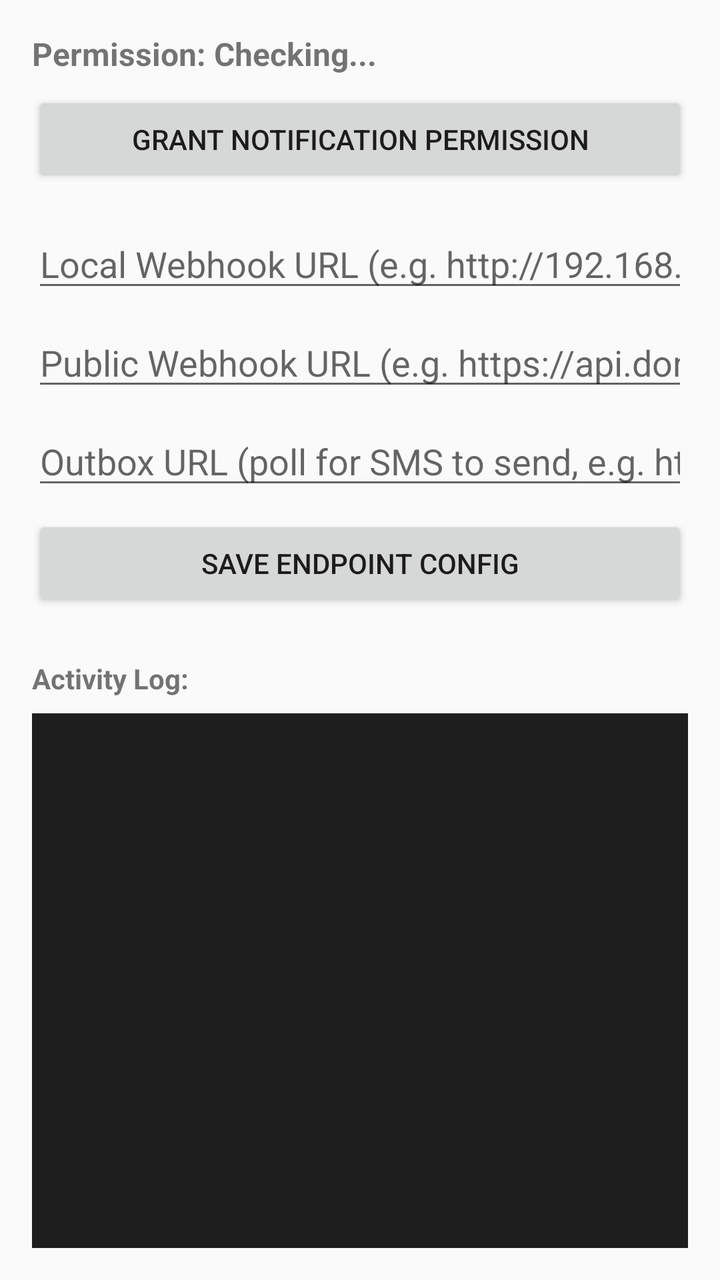
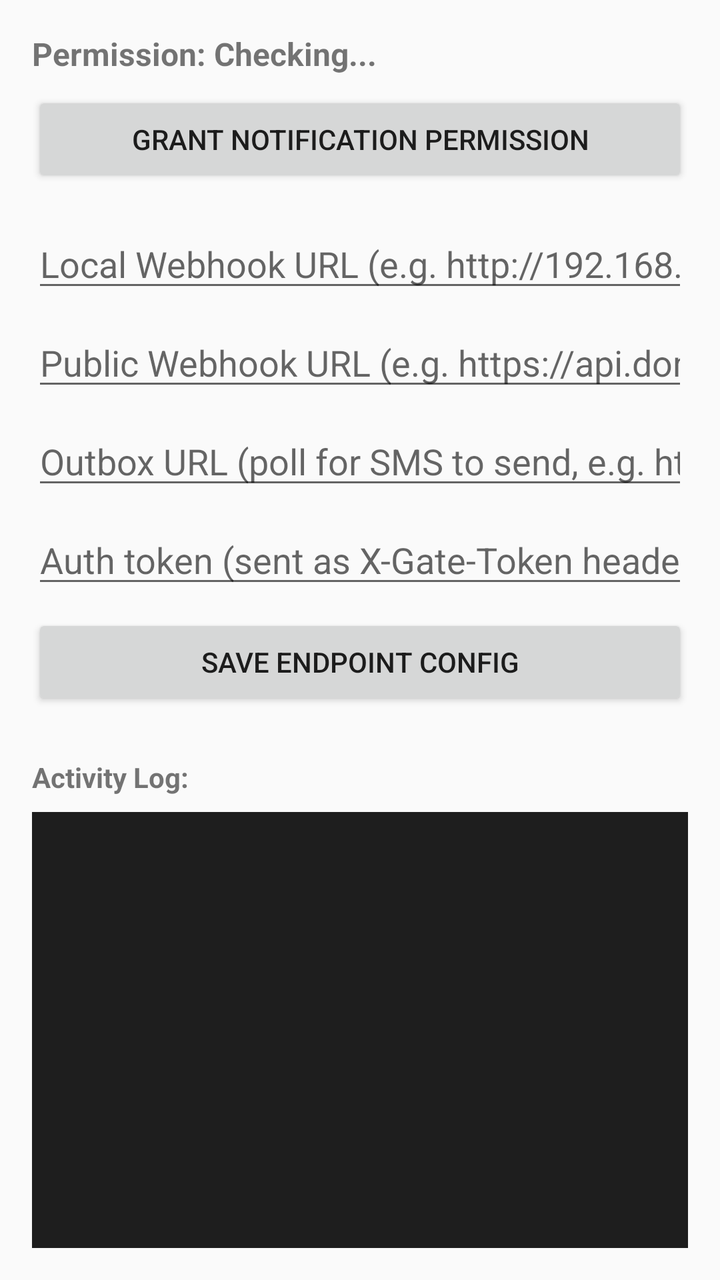

Compare the two renders of this Android layout. The source of the first and the diff that turns it into the second are given below.
<!-- AndroidManifest.xml: application theme AppTheme -->
<!-- res/layout/activity_main.xml -->
<?xml version="1.0" encoding="utf-8"?>
<LinearLayout xmlns:android="http://schemas.android.com/apk/res/android"
    android:layout_width="match_parent"
    android:layout_height="match_parent"
    android:orientation="vertical"
    android:padding="16dp">

    <TextView
        android:id="@+id/tv_permission_status"
        android:layout_width="match_parent"
        android:layout_height="wrap_content"
        android:text="Permission: Checking..."
        android:textSize="16sp"
        android:textStyle="bold" />

    <Button
        android:id="@+id/btn_grant_permission"
        android:layout_width="match_parent"
        android:layout_height="wrap_content"
        android:layout_marginTop="8dp"
        android:text="Grant Notification Permission" />

    <EditText
        android:id="@+id/et_local_url"
        android:layout_width="match_parent"
        android:layout_height="wrap_content"
        android:layout_marginTop="16dp"
        android:hint="Local Webhook URL (e.g. http://192.168.1.50:5000/rcs)"
        android:inputType="textUri" />

    <EditText
        android:id="@+id/et_public_url"
        android:layout_width="match_parent"
        android:layout_height="wrap_content"
        android:layout_marginTop="8dp"
        android:hint="Public Webhook URL (e.g. https://api.domain.com/rcs)"
        android:inputType="textUri" />

    <EditText
        android:id="@+id/et_outbox_url"
        android:layout_width="match_parent"
        android:layout_height="wrap_content"
        android:layout_marginTop="8dp"
        android:hint="Outbox URL (poll for SMS to send, e.g. http://192.168.1.50:5000/outbox)"
        android:inputType="textUri" />

    <Button
        android:id="@+id/btn_save_config"
        android:layout_width="match_parent"
        android:layout_height="wrap_content"
        android:layout_marginTop="8dp"
        android:text="Save Endpoint Config" />

    <TextView
        android:layout_width="match_parent"
        android:layout_height="wrap_content"
        android:layout_marginTop="24dp"
        android:text="Activity Log:"
        android:textStyle="bold" />

    <ScrollView
        android:id="@+id/scroll_logs"
        android:layout_width="match_parent"
        android:layout_height="0dp"
        android:layout_weight="1"
        android:layout_marginTop="8dp"
        android:background="#1E1E1E">

        <TextView
            android:id="@+id/tv_logs"
            android:layout_width="match_parent"
            android:layout_height="wrap_content"
            android:padding="8dp"
            android:textColor="#00FF00"
            android:fontFamily="monospace"
            android:textSize="12sp" />
    </ScrollView>

</LinearLayout>
<!-- resources referenced by this layout -->
<resources>
  <style name="AppTheme" parent="Theme.AppCompat.Light.DarkActionBar" />
</resources>

<!-- the commit's change to res/layout/activity_main.xml (unified diff, before → after) -->
@@ -44,6 +44,14 @@
         android:hint="Outbox URL (poll for SMS to send, e.g. http://192.168.1.50:5000/outbox)"
         android:inputType="textUri" />
 
+    <EditText
+        android:id="@+id/et_token"
+        android:layout_width="match_parent"
+        android:layout_height="wrap_content"
+        android:layout_marginTop="8dp"
+        android:hint="Auth token (sent as X-Gate-Token header; blank = none)"
+        android:inputType="text" />
+
     <Button
         android:id="@+id/btn_save_config"
         android:layout_width="match_parent"
